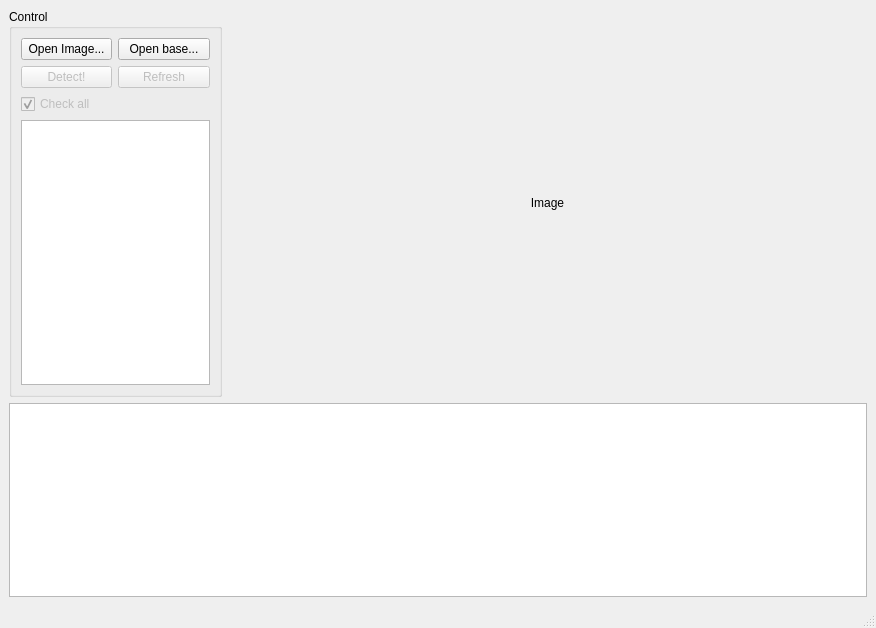
Old version of the form gui_eod.ui in the repository Extended-Object-Detection-ROS/qt_gui_eod.
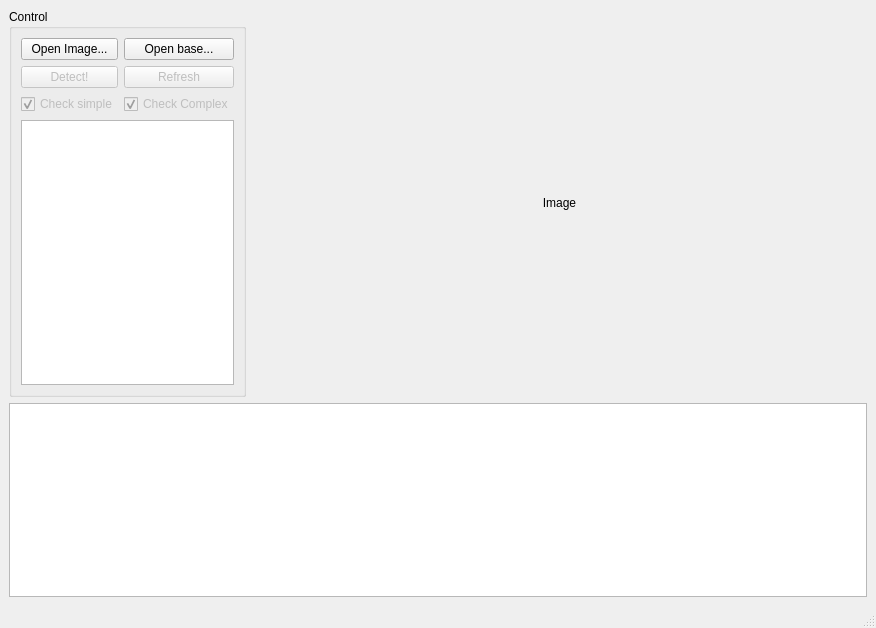
New version of the form.

```diff
--- a/gui_eod.ui
+++ b/gui_eod.ui
@@ -61,7 +61,7 @@
           <bool>false</bool>
          </property>
          <property name="text">
-          <string>Check all</string>
+          <string>Check simple</string>
          </property>
          <property name="checked">
           <bool>true</bool>
@@ -71,6 +71,19 @@
        <item row="3" column="0" colspan="2">
         <widget class="QListWidget" name="lw_objects"/>
        </item>
+       <item row="2" column="1">
+        <widget class="QCheckBox" name="cb_check_all_complex">
+         <property name="enabled">
+          <bool>false</bool>
+         </property>
+         <property name="text">
+          <string>Check Complex</string>
+         </property>
+         <property name="checked">
+          <bool>true</bool>
+         </property>
+        </widget>
+       </item>
       </layout>
      </widget>
     </item>
```
